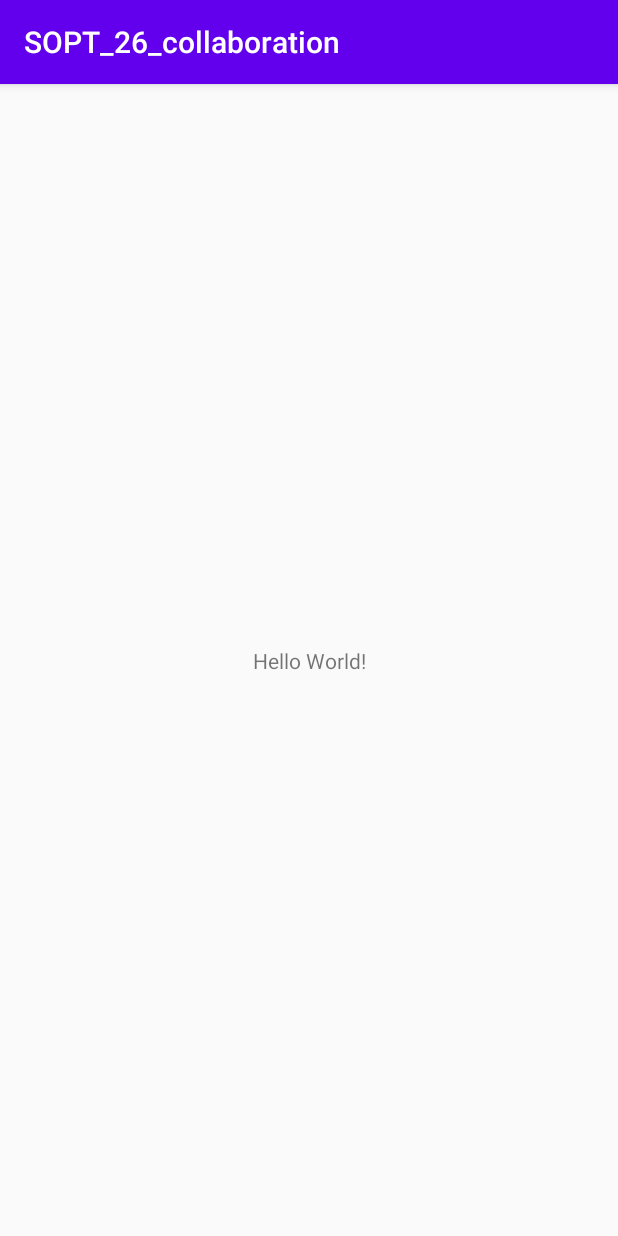
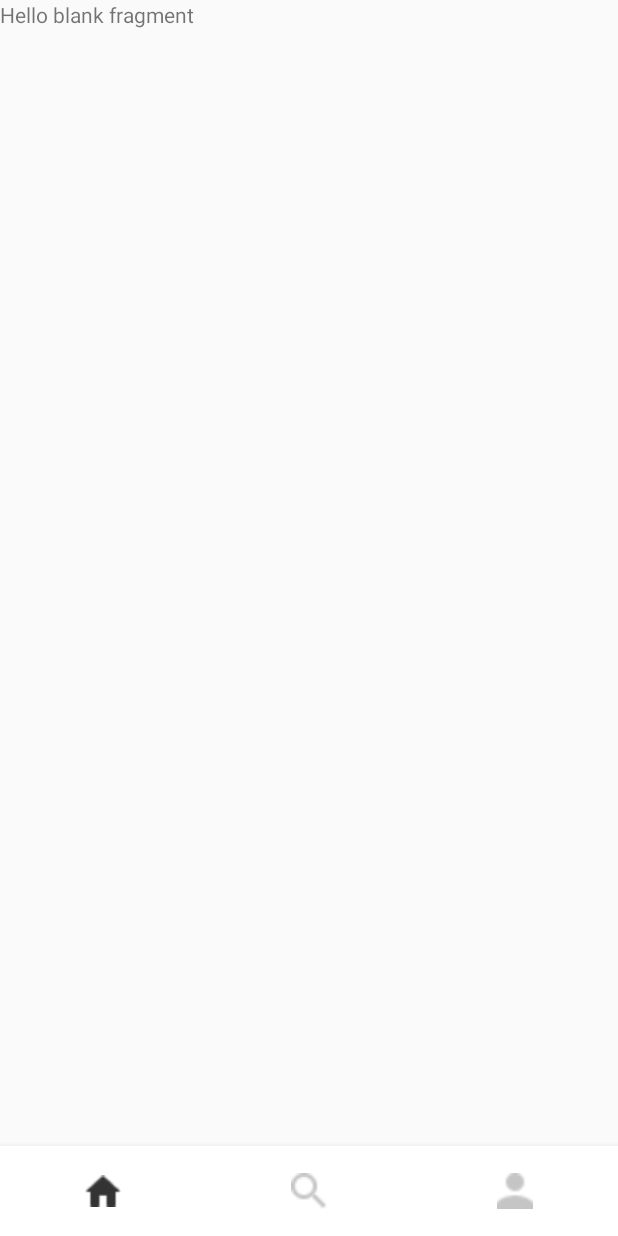
Before and after one commit to sopt-seminar/SOPT_26_collaboration, an Android app: the screen it shows after launch (MainActivity), on a phone screen of 412 x 824 dp. Run offline under Robolectric (Android 15) with nearby library versions, the phone set to English and light mode, and no system bars.

Commit message:
[유나] BottomNavigationBar + Fragment

```diff
--- a/app/build.gradle
+++ b/app/build.gradle
@@ -32,6 +32,7 @@ dependencies {
     implementation 'androidx.appcompat:appcompat:1.1.0'
     implementation 'androidx.core:core-ktx:1.2.0'
     implementation 'androidx.constraintlayout:constraintlayout:1.1.3'
+    implementation 'androidx.legacy:legacy-support-v4:1.0.0'
     testImplementation 'junit:junit:4.12'
     androidTestImplementation 'androidx.test.ext:junit:1.1.1'
     androidTestImplementation 'androidx.test.espresso:espresso-core:3.2.0'
@@ -44,7 +45,6 @@ dependencies {
     kapt "com.github.bumptech.glide:compiler:4.10.0"
     //동그란 이미지 커스텀 뷰 라이브러리 : https://github.com/hdodenhof/CircleImageView
     implementation 'de.hdodenhof:circleimageview:3.1.0'
-
     //Retrofit 라이브러리 : https://github.com/square/retrofit
     implementation 'com.squareup.retrofit2:retrofit:2.6.2'
     //Retrofit 라이브러리 응답으로 가짜 객체를 만들기 위해
--- a/app/src/main/AndroidManifest.xml
+++ b/app/src/main/AndroidManifest.xml
@@ -8,7 +8,7 @@
         android:label="@string/app_name"
         android:roundIcon="@mipmap/ic_launcher_round"
         android:supportsRtl="true"
-        android:theme="@style/AppTheme">
+        android:theme="@style/Theme.AppCompat.Light.NoActionBar">
         <activity android:name=".MainActivity">
             <intent-filter>
                 <action android:name="android.intent.action.MAIN" />
--- /dev/null
+++ b/app/src/main/java/com/example/sopt_26_collaboration/Fragment/HomeFragment.kt
@@ -0,0 +1,24 @@
+package com.example.sopt_26_collaboration.Fragment
+
+import android.os.Bundle
+import androidx.fragment.app.Fragment
+import android.view.LayoutInflater
+import android.view.View
+import android.view.ViewGroup
+
+import com.example.sopt_26_collaboration.R
+
+/**
+ * A simple [Fragment] subclass.
+ */
+class HomeFragment : Fragment() {
+
+    override fun onCreateView(
+        inflater: LayoutInflater, container: ViewGroup?,
+        savedInstanceState: Bundle?
+    ): View? {
+        // Inflate the layout for this fragment
+        return inflater.inflate(R.layout.fragment_home, container, false)
+    }
+
+}
--- /dev/null
+++ b/app/src/main/java/com/example/sopt_26_collaboration/Fragment/SearchFragment.kt
@@ -0,0 +1,24 @@
+package com.example.sopt_26_collaboration.Fragment
+
+import android.os.Bundle
+import androidx.fragment.app.Fragment
+import android.view.LayoutInflater
+import android.view.View
+import android.view.ViewGroup
+
+import com.example.sopt_26_collaboration.R
+
+/**
+ * A simple [Fragment] subclass.
+ */
+class SearchFragment : Fragment() {
+
+    override fun onCreateView(
+        inflater: LayoutInflater, container: ViewGroup?,
+        savedInstanceState: Bundle?
+    ): View? {
+        // Inflate the layout for this fragment
+        return inflater.inflate(R.layout.fragment_search, container, false)
+    }
+
+}
--- /dev/null
+++ b/app/src/main/java/com/example/sopt_26_collaboration/Fragment/UserFragment.kt
@@ -0,0 +1,24 @@
+package com.example.sopt_26_collaboration.Fragment
+
+import android.os.Bundle
+import androidx.fragment.app.Fragment
+import android.view.LayoutInflater
+import android.view.View
+import android.view.ViewGroup
+
+import com.example.sopt_26_collaboration.R
+
+/**
+ * A simple [Fragment] subclass.
+ */
+class UserFragment : Fragment() {
+
+    override fun onCreateView(
+        inflater: LayoutInflater, container: ViewGroup?,
+        savedInstanceState: Bundle?
+    ): View? {
+        // Inflate the layout for this fragment
+        return inflater.inflate(R.layout.fragment_user, container, false)
+    }
+
+}
--- a/app/src/main/java/com/example/sopt_26_collaboration/MainActivity.kt
+++ b/app/src/main/java/com/example/sopt_26_collaboration/MainActivity.kt
@@ -2,11 +2,48 @@ package com.example.sopt_26_collaboration
 
 import androidx.appcompat.app.AppCompatActivity
 import android.os.Bundle
+import androidx.viewpager.widget.ViewPager
+import kotlinx.android.synthetic.main.activity_main.*
 
 class MainActivity : AppCompatActivity() {
 
     override fun onCreate(savedInstanceState: Bundle?) {
         super.onCreate(savedInstanceState)
         setContentView(R.layout.activity_main)
+        init()
+    }
+    fun init()
+    {
+        main_vp.adapter = MainPagerAdapter(supportFragmentManager)
+        main_vp.offscreenPageLimit = 2
+        main_vp.addOnPageChangeListener(object : ViewPager.OnPageChangeListener
+        {
+            override fun onPageScrollStateChanged(state: Int) {
+
+            }
+
+            override fun onPageScrolled(
+                position: Int,
+                positionOffset: Float,
+                positionOffsetPixels: Int
+            ) {
+
+            }
+
+            override fun onPageSelected(position: Int) {
+                main_bottom_navi.menu.getItem(position).isChecked = true
+            }
+
+        })
+        main_bottom_navi.setOnNavigationItemSelectedListener {
+            when(it.itemId)
+            {
+                R.id.menu_home-> main_vp.currentItem =0
+                R.id.menu_search -> main_vp.currentItem =1
+                R.id.menu_user-> main_vp.currentItem=2
+            }
+            true
+        }
+
     }
 }
--- /dev/null
+++ b/app/src/main/java/com/example/sopt_26_collaboration/MainPagerAdatper.kt
@@ -0,0 +1,23 @@
+package com.example.sopt_26_collaboration
+
+import androidx.fragment.app.Fragment
+import androidx.fragment.app.FragmentManager
+import androidx.fragment.app.FragmentPagerAdapter
+import com.example.sopt_26_collaboration.Fragment.HomeFragment
+import com.example.sopt_26_collaboration.Fragment.SearchFragment
+import com.example.sopt_26_collaboration.Fragment.UserFragment
+
+class MainPagerAdapter(fm: FragmentManager) : FragmentPagerAdapter(fm,
+    BEHAVIOR_RESUME_ONLY_CURRENT_FRAGMENT
+) {
+    override fun getCount(): Int =3
+
+    override fun getItem(position: Int): Fragment {
+        return when(position)
+        {
+            0-> HomeFragment()
+            1-> SearchFragment()
+            else-> UserFragment()
+        }
+    }
+}
--- /dev/null
+++ b/app/src/main/res/drawable-v24/select_bottom_navigation.xml
@@ -0,0 +1,7 @@
+<?xml version="1.0" encoding="utf-8"?>
+<selector xmlns:android="http://schemas.android.com/apk/res/android">
+    <item android:state_checked="true"
+        android:color = "#333333"/>
+    <item android:state_checked="false"
+        android:color = "#C5C5C5"/>
+</selector>
--- a/app/src/main/res/layout/activity_main.xml
+++ b/app/src/main/res/layout/activity_main.xml
@@ -6,13 +6,27 @@
     android:layout_height="match_parent"
     tools:context=".MainActivity">
 
-    <TextView
-        android:layout_width="wrap_content"
-        android:layout_height="wrap_content"
-        android:text="Hello World!"
-        app:layout_constraintBottom_toBottomOf="parent"
+    <androidx.viewpager.widget.ViewPager
+        android:id="@+id/main_vp"
+        android:layout_width="match_parent"
+        android:layout_height="0dp"
         app:layout_constraintLeft_toLeftOf="parent"
         app:layout_constraintRight_toRightOf="parent"
+        app:layout_constraintBottom_toTopOf="@id/main_bottom_navi"
         app:layout_constraintTop_toTopOf="parent" />
 
+    <com.google.android.material.bottomnavigation.BottomNavigationView
+        android:id="@+id/main_bottom_navi"
+        android:layout_width="0dp"
+        android:layout_height="60dp"
+        android:background="#FFFFFF"
+        app:menu="@menu/navigation"
+        app:itemIconTint="@drawable/select_bottom_navigation"
+        app:labelVisibilityMode="unlabeled"
+        app:layout_behavior="@string/appbar_scrolling_view_behavior"
+        app:layout_constraintLeft_toLeftOf="parent"
+        app:layout_constraintRight_toRightOf="parent"
+        app:layout_constraintBottom_toBottomOf="parent"/>
+
+
 </androidx.constraintlayout.widget.ConstraintLayout>
--- /dev/null
+++ b/app/src/main/res/layout/fragment_home.xml
@@ -0,0 +1,14 @@
+<?xml version="1.0" encoding="utf-8"?>
+<FrameLayout xmlns:android="http://schemas.android.com/apk/res/android"
+    xmlns:tools="http://schemas.android.com/tools"
+    android:layout_width="match_parent"
+    android:layout_height="match_parent"
+    tools:context=".Fragment.HomeFragment">
+
+    <!-- TODO: Update blank fragment layout -->
+    <TextView
+        android:layout_width="match_parent"
+        android:layout_height="match_parent"
+        android:text="@string/hello_blank_fragment" />
+
+</FrameLayout>
--- /dev/null
+++ b/app/src/main/res/layout/fragment_search.xml
@@ -0,0 +1,14 @@
+<?xml version="1.0" encoding="utf-8"?>
+<FrameLayout xmlns:android="http://schemas.android.com/apk/res/android"
+    xmlns:tools="http://schemas.android.com/tools"
+    android:layout_width="match_parent"
+    android:layout_height="match_parent"
+    tools:context=".Fragment.SearchFragment">
+
+    <!-- TODO: Update blank fragment layout -->
+    <TextView
+        android:layout_width="match_parent"
+        android:layout_height="match_parent"
+        android:text="@string/hello_blank_fragment" />
+
+</FrameLayout>
--- /dev/null
+++ b/app/src/main/res/layout/fragment_user.xml
@@ -0,0 +1,14 @@
+<?xml version="1.0" encoding="utf-8"?>
+<FrameLayout xmlns:android="http://schemas.android.com/apk/res/android"
+    xmlns:tools="http://schemas.android.com/tools"
+    android:layout_width="match_parent"
+    android:layout_height="match_parent"
+    tools:context=".Fragment.UserFragment">
+
+    <!-- TODO: Update blank fragment layout -->
+    <TextView
+        android:layout_width="match_parent"
+        android:layout_height="match_parent"
+        android:text="@string/hello_blank_fragment" />
+
+</FrameLayout>
--- /dev/null
+++ b/app/src/main/res/menu/navigation.xml
@@ -0,0 +1,16 @@
+<?xml version="1.0" encoding="utf-8"?>
+<menu xmlns:android="http://schemas.android.com/apk/res/android">
+
+    <item android:id="@+id/menu_home"
+        android:title="홈"
+        android:icon="@drawable/icon_home_unselected"/>
+
+    <item android:id="@+id/menu_search"
+        android:title="검색"
+        android:icon="@drawable/icon_search_unselected"/>
+
+    <item android:id="@+id/menu_user"
+        android:title="내 정보"
+        android:icon="@drawable/icon_user_unselected"/>
+
+</menu>
--- a/app/src/main/res/values/strings.xml
+++ b/app/src/main/res/values/strings.xml
@@ -1,3 +1,6 @@
 <resources>
     <string name="app_name">SOPT_26_collaboration</string>
+
+    <!-- TODO: Remove or change this placeholder text -->
+    <string name="hello_blank_fragment">Hello blank fragment</string>
 </resources>
```
Also changed, not shown: app/src/main/res/drawable-v24/icon_home_selected.png (added), app/src/main/res/drawable-v24/icon_home_unselected.png (added), app/src/main/res/drawable-v24/icon_search_selected.png (added), app/src/main/res/drawable-v24/icon_search_unselected.png (added), app/src/main/res/drawable-v24/icon_user_selected.png (added), app/src/main/res/drawable-v24/icon_user_unselected.png (added).
